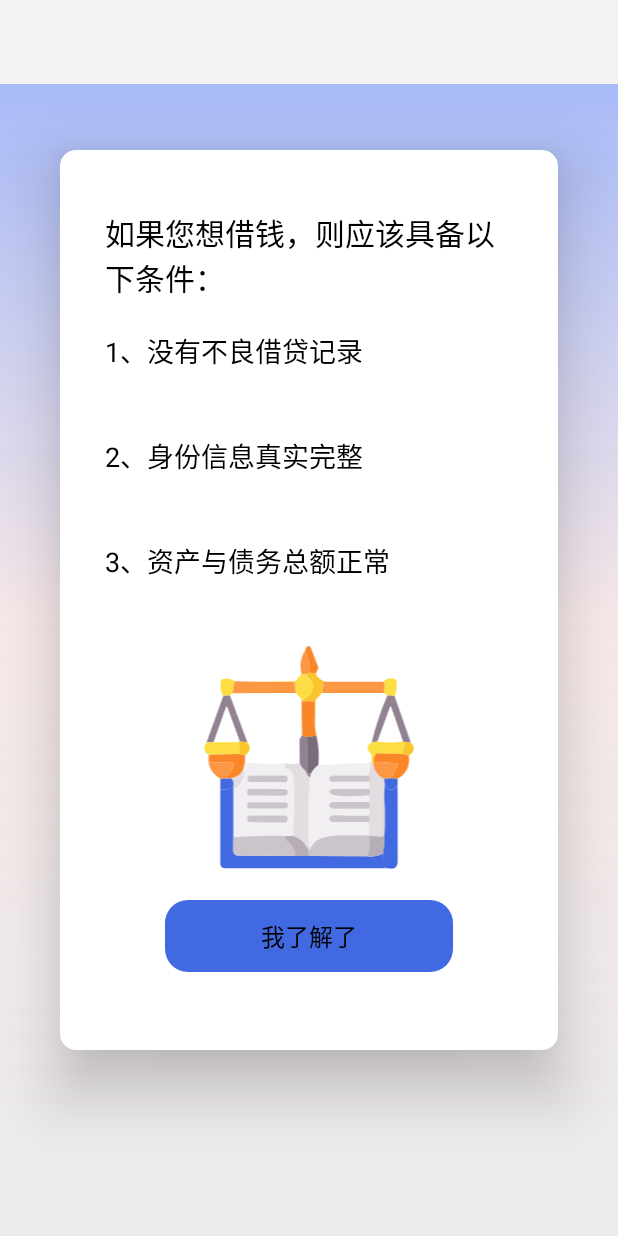
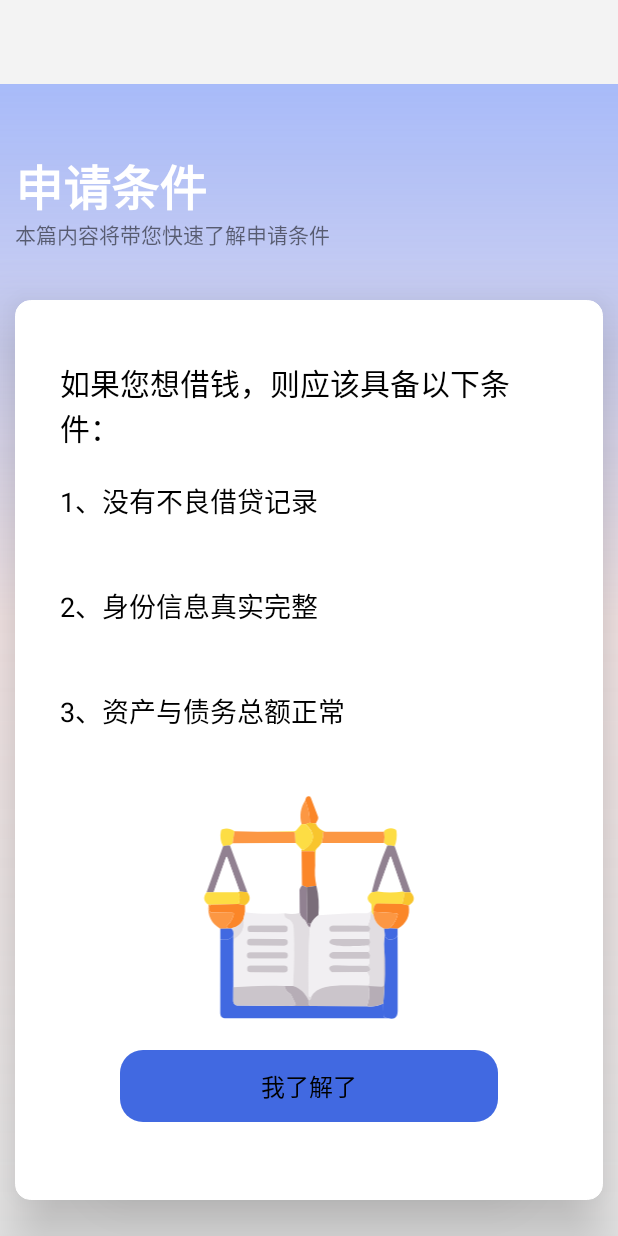
Before and after one commit to dhdjdjd/MyApplication, an Android app: the layout activity_an_home2.xml on its own in the app's theme, with its tools: preview values and no code run, on a phone screen of 412 x 824 dp. Run offline under Robolectric (Android 15) with nearby library versions, the light colour scheme and no system bars.

Commit message:
zyd 10.31

```diff
--- a/app/src/main/java/com/example/myapplication/LowCashActivity.java
+++ b/app/src/main/java/com/example/myapplication/LowCashActivity.java
@@ -94,7 +94,7 @@ public class LowCashActivity extends AppCompatActivity implements View.OnClickLi
                 builder.setTitle("选择证件类型");
                 // 设置内容,
                 final String[] cities = {"中国居民身份证", "护照", "港澳通行证"};
-                builder.setSingleChoiceItems(cities, 0, new DialogInterface.OnClickListener() {
+                builder.setSingleChoiceItems(cities, 4, new DialogInterface.OnClickListener() {
                     @Override
                     public void onClick(DialogInterface dialog, int which) {
                         // 传出数据？？？
--- a/app/src/main/java/com/example/myapplication/SubmitActivity.java
+++ b/app/src/main/java/com/example/myapplication/SubmitActivity.java
@@ -146,7 +146,7 @@ public class SubmitActivity extends AppCompatActivity implements View.OnClickLis
     public void onClick(View view) {
         switch (view.getId()) {
             case R.id.et_ssb3:{
-                subMonth = showDatePickerDialog(this,  4, but_ssb3, calendar);
+                subMonth = showDatePickerDialog(this,  5, but_ssb3, calendar);
                 break;
             }
             case R.id.but_llc2:{
@@ -156,7 +156,7 @@ public class SubmitActivity extends AppCompatActivity implements View.OnClickLis
                 builder.setTitle("选择证件类型");
                 // 设置内容,
                 final String[] cities = {"中国居民身份证", "护照", "港澳通行证"};
-                builder.setSingleChoiceItems(cities, 0, new DialogInterface.OnClickListener() {
+                builder.setSingleChoiceItems(cities, 2, new DialogInterface.OnClickListener() {
                     @Override
                     public void onClick(DialogInterface dialog, int which) {
                         // 传出数据？？？
--- a/app/src/main/java/com/example/myapplication/SuccessScoreActivity.java
+++ b/app/src/main/java/com/example/myapplication/SuccessScoreActivity.java
@@ -102,11 +102,11 @@ public class SuccessScoreActivity extends AppCompatActivity implements View.OnCl
             }
         });
 
-        Bundle sbundle = getIntent().getExtras();
+        /*Bundle sbundle = getIntent().getExtras();
         int iscore = sbundle.getInt("Score");
         realname = sbundle.getString("realname");
         personid = sbundle.getString("uid");
-        String sscore = "" + iscore;
+        String sscore = "" + iscore;*/
         TextView tv_ssb2 = findViewById(R.id.tv_ssb2);
         //tv_ssb2.setText(sscore);
 
--- a/app/src/main/java/com/example/myapplication/Util/ui/home/HomeFragment.java
+++ b/app/src/main/java/com/example/myapplication/Util/ui/home/HomeFragment.java
@@ -74,7 +74,8 @@ public class HomeFragment extends Fragment {
                 startActivity(intent);
             }
         });
-        btn_bow=root.findViewById(R.id.but_bow);
+        */
+        btn_bow=root.findViewById(R.id.v_besf);
         btn_bow.setOnClickListener(new View.OnClickListener() {
             @Override
             public void onClick(View v) {
@@ -82,6 +83,7 @@ public class HomeFragment extends Fragment {
                 startActivity(intent);
             }
         });
+        /*
         but_ss5=root.findViewById(R.id.but_ss5);
         but_ss5.setOnClickListener(new View.OnClickListener() {
             @Override
--- a/app/src/main/res/layout/activity_an_home2.xml
+++ b/app/src/main/res/layout/activity_an_home2.xml
@@ -16,16 +16,41 @@
         android:background="#F3F3F3"
         />
 
+    <TextView
+        android:id="@+id/tv_ah11"
+        android:layout_width="wrap_content"
+        android:layout_height="wrap_content"
+        android:layout_alignStart="@+id/ve_ah11"
+        android:layout_alignEnd="@+id/ve_ah11"
+        android:layout_alignParentTop="true"
+        android:layout_marginStart="0dp"
+        android:layout_marginTop="100dp"
+        android:layout_marginEnd="0dp"
+        android:text="申请条件"
+        android:textSize="32dp"
+        android:textColor="@color/white"
+        android:textStyle="bold"
+        />
+
+    <TextView
+        android:layout_width="wrap_content"
+        android:layout_height="wrap_content"
+        android:layout_alignStart="@+id/tv_ah11"
+        android:layout_alignTop="@+id/tv_ah11"
+        android:layout_marginStart="0dp"
+        android:layout_marginTop="45dp"
+        android:text="本篇内容将带您快速了解申请条件"/>
+
     <View
         android:id="@+id/ve_ah11"
         android:layout_width="wrap_content"
         android:layout_height="600dp"
         android:layout_alignParentStart="true"
-        android:layout_alignParentTop="true"
+        android:layout_alignTop="@+id/tv_ah11"
         android:layout_alignParentEnd="true"
-        android:layout_marginStart="40dp"
+        android:layout_marginStart="10dp"
         android:layout_marginTop="100dp"
-        android:layout_marginEnd="40dp"
+        android:layout_marginEnd="10dp"
         android:background="@drawable/shape_rect_white2"
         android:translationZ="25dp"
         android:outlineAmbientShadowColor="#B309101D"
```
Also changed, not shown: app/src/main/res/layout/activity_low_cash.xml (+6 -7 lines), app/src/main/res/layout/activity_submit.xml (+9 -6 lines), app/src/main/res/layout/activity_success_score.xml (+3 -4 lines).
